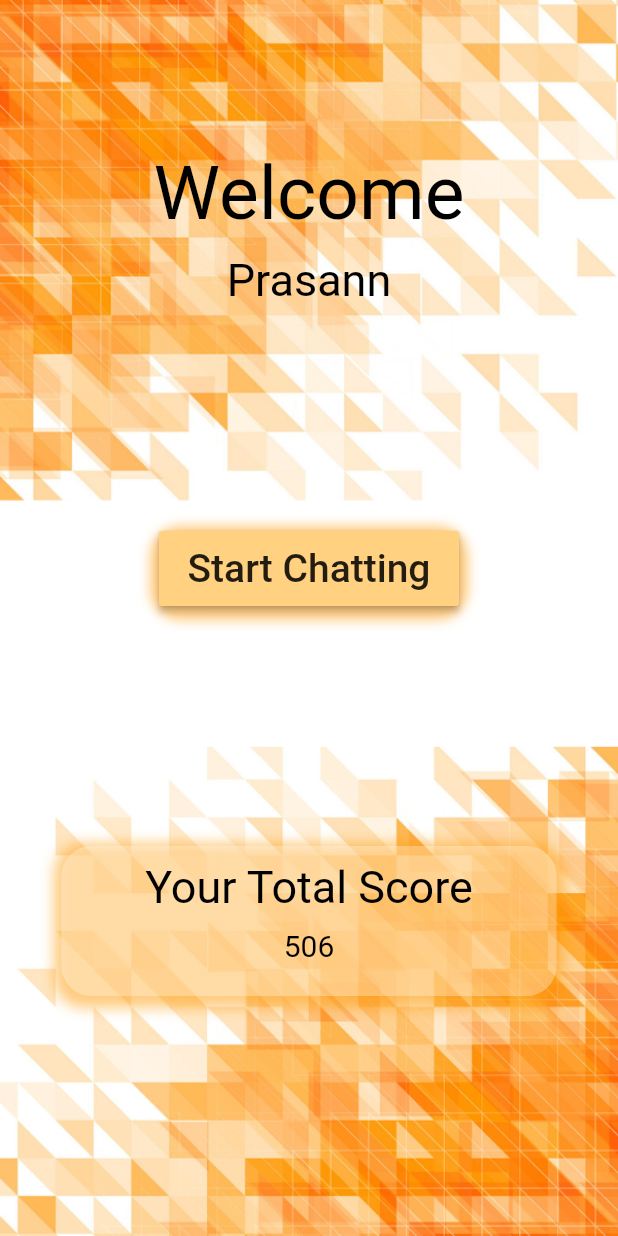
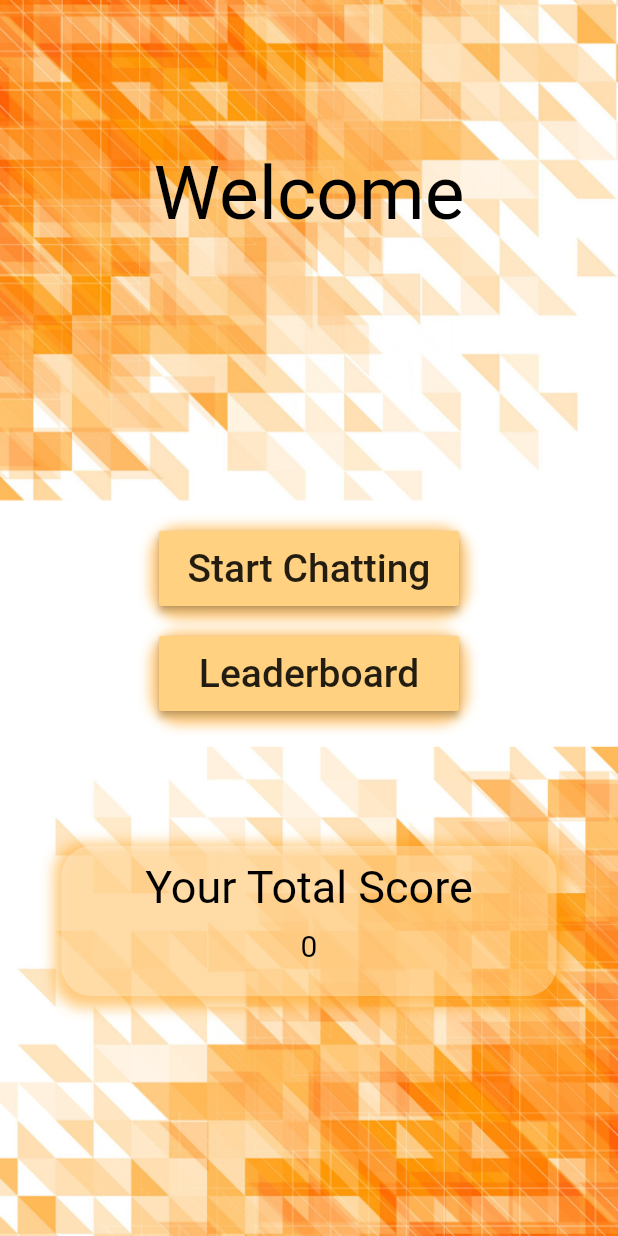
Before and after one commit to 330i/bot-dilemma, a Flutter app: the StartPage screen opened directly, on a phone screen of 412 x 824 dp. Run offline on Flutter 3.47's test engine with Material 2 defaults, Android fonts, the phone set to English and light mode, and no system bars; our stand-ins replace cloud_firestore, firebase_auth; accounts and stored records are empty; network calls fail.

Commit message:
Merge branch 'aditya' of https://github.com/330i/socialchatbotapp into Ian
 Conflicts:
	lib/main.dart
	pubspec.lock

```diff
--- a/lib/login.dart
+++ b/lib/login.dart
@@ -2,6 +2,7 @@ import 'package:flutter/material.dart';
 import 'package:firebase_auth/firebase_auth.dart';
 import 'package:cloud_firestore/cloud_firestore.dart';
 import 'package:socialchatbotapp/leaderboard.dart';
+import 'package:socialchatbotapp/ui/screens/startpage.dart';
 import 'signup.dart';
 
 var userid;
@@ -117,7 +118,7 @@ class _LoginState extends State<Login> {
                                           userid = currentUser.user.uid;
                                           Navigator.push(
                                             context,
-                                            MaterialPageRoute(builder: (context) => (LeaderBoard())),
+                                            MaterialPageRoute(builder: (context) => (StartPage())),
                                           );
                                         });
                                   }
--- a/lib/main.dart
+++ b/lib/main.dart
@@ -1,6 +1,7 @@
 import 'package:flutter/material.dart';
 import 'package:socialchatbotapp/ui/screens/screens.dart';
 import 'package:socialchatbotapp/ui/screens/startpage.dart';
+import 'login.dart';
 
 import 'ui/screens/chat.dart';
 
@@ -15,7 +16,7 @@ class MyApp extends StatelessWidget {
       theme: ThemeData(
         primarySwatch: Colors.blue,
       ),
-      home: StartPage(),
+      home: Login(),
       routes: {
         'chat': (ctx) => ChatScreen(),
       },
--- a/lib/signup.dart
+++ b/lib/signup.dart
@@ -3,6 +3,7 @@ import 'package:firebase_auth/firebase_auth.dart';
 import 'package:flutter/material.dart';
 import 'package:socialchatbotapp/leaderboard.dart';
 import 'package:socialchatbotapp/login.dart';
+import 'package:socialchatbotapp/ui/screens/startpage.dart';
 import 'login.dart';
 
 class SignUp extends StatefulWidget {
@@ -149,7 +150,7 @@ class _SignUpState extends State<SignUp> {
                                       userid = currentUser.user.uid;
                                       Navigator.push(
                                         context,
-                                        MaterialPageRoute(builder: (context) => LeaderBoard()),
+                                        MaterialPageRoute(builder: (context) => StartPage()),
                                       );
                                     });
                               },
--- a/lib/ui/screens/startpage.dart
+++ b/lib/ui/screens/startpage.dart
@@ -1,4 +1,11 @@
+import 'dart:math';
+
 import 'package:flutter/material.dart';
+import 'package:cloud_firestore/cloud_firestore.dart';
+import 'package:socialchatbotapp/leaderboard.dart';
+import 'package:socialchatbotapp/login.dart';
+
+String roomID;
 
 class StartPage extends StatefulWidget {
   @override
@@ -6,6 +13,7 @@ class StartPage extends StatefulWidget {
 }
 
 class _StartPageState extends State<StartPage> {
+
   @override
   Widget build(BuildContext context) {
     return Container(
@@ -18,7 +26,10 @@ class _StartPageState extends State<StartPage> {
             body: Row(
                 mainAxisAlignment: MainAxisAlignment.center,
                 children: <Widget>[
-                  Column(
+                  StreamBuilder(
+                    stream: Firestore.instance.collection('users').document(userid).snapshots(),
+                    builder: (context, snapshots) {
+                      return Column(
                           mainAxisAlignment: MainAxisAlignment.start,
                           children: <Widget>[
                             SizedBox(height: 100),
@@ -27,7 +38,7 @@ class _StartPageState extends State<StartPage> {
                                 TextStyle(fontSize: 50, color: Colors.black)),
                             SizedBox(height: 10),
                             Text(
-                          'Prasann',
+                              snapshots.data['name'],
                               style: TextStyle(fontSize: 30, color: Colors.black),
                             ),
                             SizedBox(height: 100),
@@ -56,12 +67,52 @@ class _StartPageState extends State<StartPage> {
                               ),
                               child: RaisedButton(
                                 color: Colors.orangeAccent[100],
-                            onPressed: () {},
+                                onPressed: () {
+                                  bool botChosen = Random().nextBool();
+                                  if(botChosen){
+
+                                  }
+                                },
                                 child: const Text('Start Chatting',
                                     style: TextStyle(fontSize: 26)),
                               ),
                             ),
-                        SizedBox(height: 80),
+                            SizedBox(
+                              height: 20,
+                            ),
+                            Container(
+                              height: 50,
+                              width: 200,
+                              decoration: BoxDecoration(
+                                color: Colors.white,
+                                borderRadius: BorderRadius.only(
+                                    topLeft: Radius.circular(20),
+                                    topRight: Radius.circular(20),
+                                    bottomLeft: Radius.circular(20),
+                                    bottomRight: Radius.circular(20)),
+                                boxShadow: [
+                                  BoxShadow(
+                                    color: Colors.orange.withOpacity(0.5),
+                                    spreadRadius: 6,
+                                    blurRadius: 6,
+                                    offset:
+                                    Offset(0, 3), // changes position of shadow
+                                  ),
+                                ],
+                              ),
+                              child: RaisedButton(
+                                color: Colors.orangeAccent[100],
+                                onPressed: () {
+                                  Navigator.push(
+                                    context,
+                                    MaterialPageRoute(builder: (context) => (LeaderBoard())),
+                                  );
+                                },
+                                child: const Text('Leaderboard',
+                                    style: TextStyle(fontSize: 26)),
+                              ),
+                            ),
+                            SizedBox(height: 10),
 
                             Container(
                               margin: EdgeInsets.only(
@@ -96,12 +147,14 @@ class _StartPageState extends State<StartPage> {
                                         style: TextStyle(
                                             fontSize: 30, color: Colors.black)),
                                     SizedBox(height: 10),
-                                Text('506',
+                                    Text(snapshots.data['points'].toString(),
                                         style: TextStyle(
                                             fontSize: 20, color: Colors.black)),
                                   ]),
                             ),
-                      ]),
+                          ]);
+                    },
+                  ),
                 ])));
   }
 }
```
Also changed, not shown: lib/leaderboard.dart (+2 -6 lines). Lines whose indentation alone changed are shown as unchanged.
